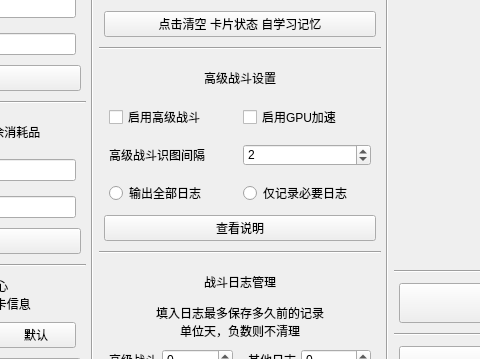
StareAbyss/FoodsVsMiceAutoAssistant, file resource/ui/FAA_3.0.ui: the form before one commit; both pictures show x 215 to 695 and y 291 to 650 of the 910 by 760 pixel window.
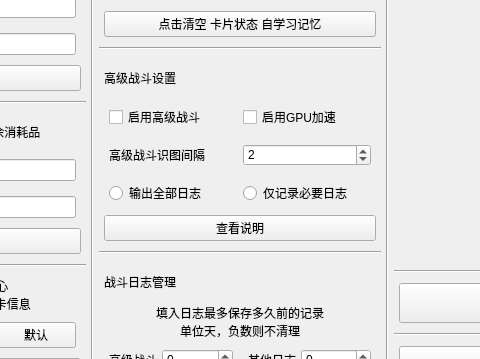
The form after the commit. The open tabs and pages were chosen to show the change. Icons and pictures are not drawn. Custom widgets are drawn as their Qt base class.

Commit message: 修改ui：删去工会管理器的周数；将工会管理器表格的未知值修改为0

What changed in the file:
```diff
--- a/resource/ui/FAA_3.0.ui
+++ b/resource/ui/FAA_3.0.ui
@@ -9789,7 +9789,7 @@
                <property name="bottomMargin">
                 <number>5</number>
                </property>
-               <item alignment="Qt::AlignHCenter">
+               <item>
                 <widget class="QLabel" name="Battle_senior_text">
                  <property name="minimumSize">
                   <size>
@@ -10045,7 +10045,7 @@
                <property name="bottomMargin">
                 <number>5</number>
                </property>
-               <item alignment="Qt::AlignHCenter">
+               <item>
                 <widget class="QLabel" name="label_5">
                  <property name="sizePolicy">
                   <sizepolicy hsizetype="Preferred" vsizetype="Preferred">
```
Left out of the diff: 340 changed lines with no effect on the pictures. The commit also changes 1 other file.
